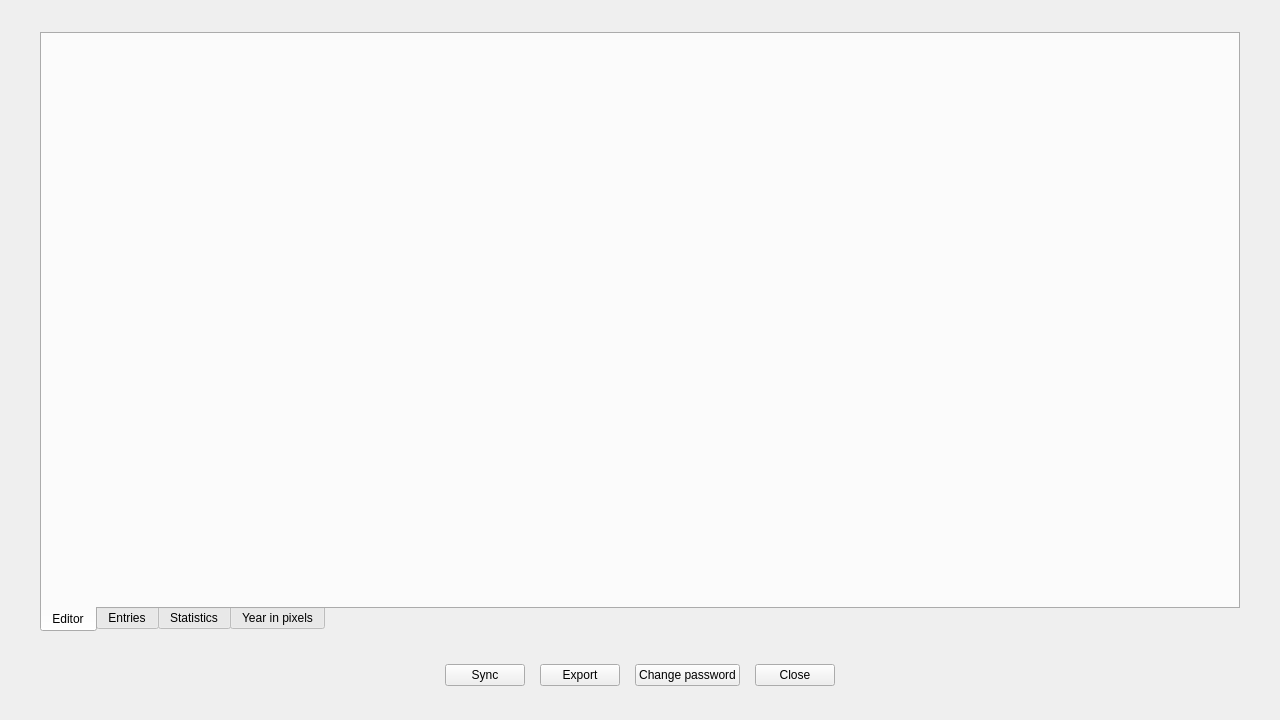
The window that src/gui/diarymenu.ui (someretical/TheoreticalDiary) describes before a commit, drawn with Qt 5.
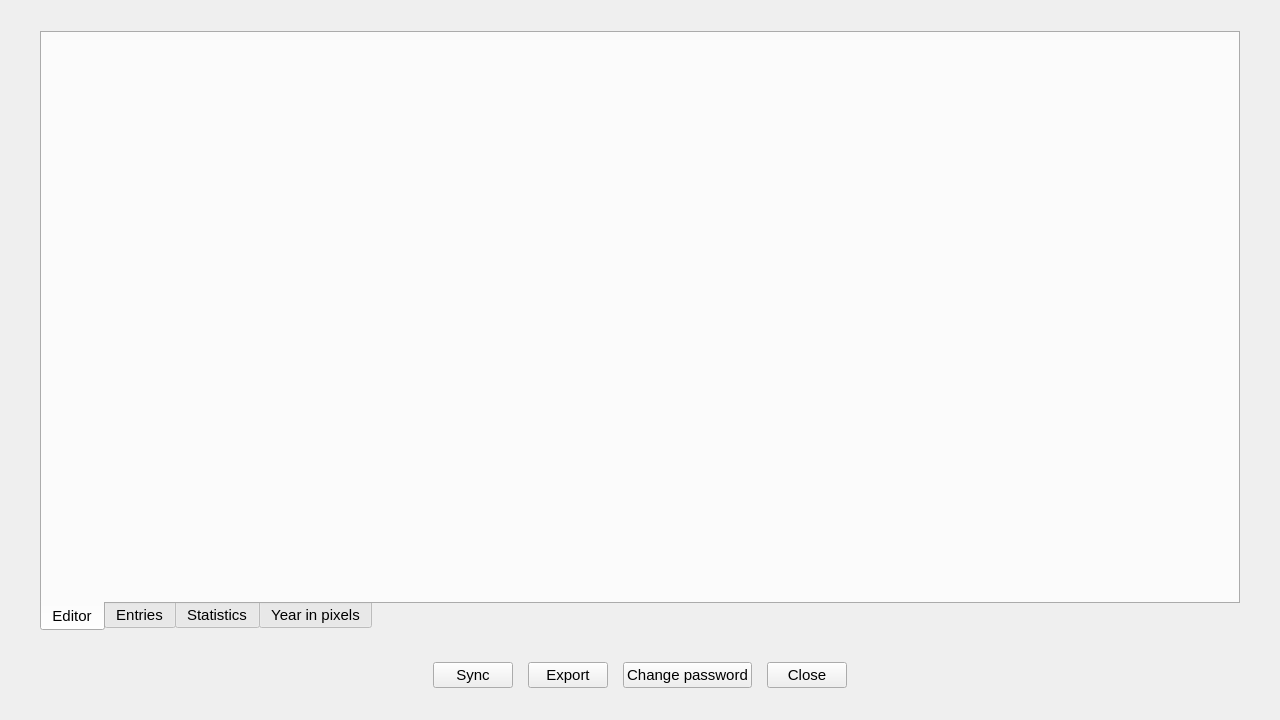
The same window after the commit.

What changed in the file:
```diff
--- a/src/gui/diarymenu.ui
+++ b/src/gui/diarymenu.ui
@@ -42,6 +42,11 @@
      </property>
      <item row="0" column="3">
       <widget class="QPushButton" name="pwd_button">
+       <property name="font">
+        <font>
+         <pointsize>11</pointsize>
+        </font>
+       </property>
        <property name="cursor">
         <cursorShape>PointingHandCursor</cursorShape>
        </property>
@@ -55,6 +60,11 @@
      </item>
      <item row="0" column="4">
       <widget class="QPushButton" name="close_button">
+       <property name="font">
+        <font>
+         <pointsize>11</pointsize>
+        </font>
+       </property>
        <property name="cursor">
         <cursorShape>PointingHandCursor</cursorShape>
        </property>
@@ -81,6 +91,11 @@
      </item>
      <item row="0" column="2">
       <widget class="QPushButton" name="export_button">
+       <property name="font">
+        <font>
+         <pointsize>11</pointsize>
+        </font>
+       </property>
        <property name="cursor">
         <cursorShape>PointingHandCursor</cursorShape>
        </property>
@@ -94,6 +109,11 @@
      </item>
      <item row="0" column="1">
       <widget class="QPushButton" name="sync_button">
+       <property name="font">
+        <font>
+         <pointsize>11</pointsize>
+        </font>
+       </property>
        <property name="cursor">
         <cursorShape>PointingHandCursor</cursorShape>
        </property>
@@ -137,6 +157,11 @@
        <height>600</height>
       </size>
      </property>
+     <property name="font">
+      <font>
+       <pointsize>11</pointsize>
+      </font>
+     </property>
      <property name="tabPosition">
       <enum>QTabWidget::South</enum>
      </property>
```
